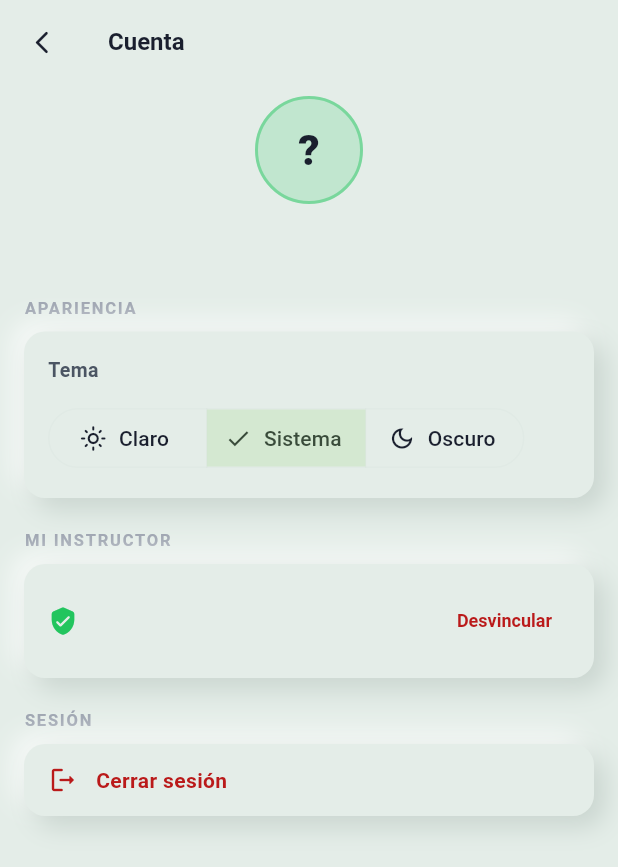
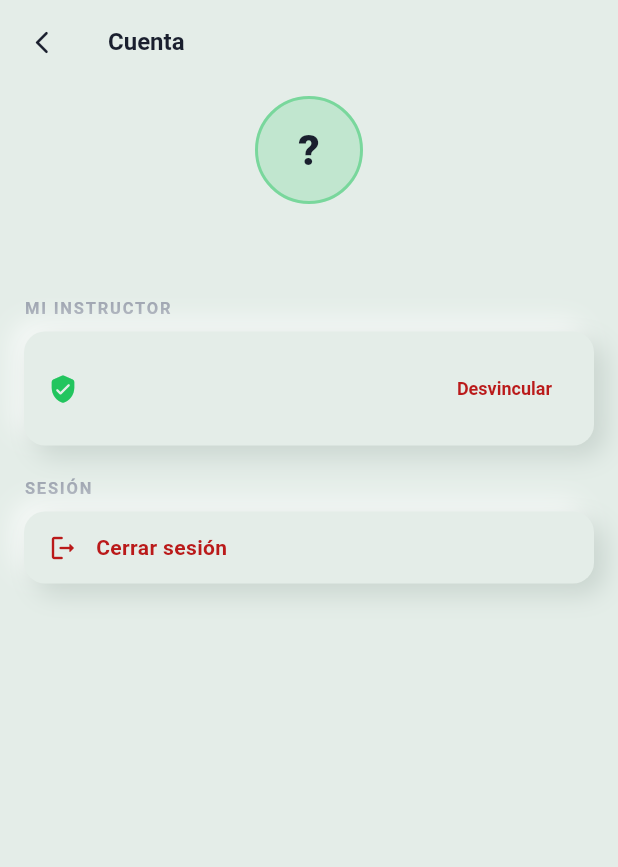
Before and after one commit to alanizaramayojosejohn-code/pr, a Flutter app: the AccountPage screen opened by its route, on a phone screen of 412 x 824 dp. Shown: the top 867 px of the screen. Run offline on Flutter 3.47's test engine with Material 3 defaults, Android fonts, the phone set to English and light mode, and no system bars; our stand-ins replace flutter_local_notifications, flutter_markdown_plus, flutter_riverpod, go_router, open_filex, package_info_plus and 3 more; missing offline and left inert: flutter_foreground_task; accounts and stored records are empty; network calls fail.

Commit message:
Feature: cambio de tema claro/oscuro desde el header
- Botón en el header de la app: un toque alterna claro/oscuro
- Mantener presionado abre las tres opciones (Claro / Sistema / Oscuro)
- Saca la sección "Apariencia" de Cuenta, que ahora vive en el header

Co-Authored-By: Claude Opus 5 <noreply@anthropic.com>
Claude-Session: https://claude.ai/code/session_01EXafYct3CfFJNPDbbD6GFM

```diff
--- a/mobile/lib/features/account/account_page.dart
+++ b/mobile/lib/features/account/account_page.dart
@@ -6,7 +6,6 @@ import '../../auth/auth_providers.dart';
 import '../../auth/profile.dart';
 import '../../supabase/client.dart';
 import '../../theme/app_theme.dart';
-import '../../theme/theme_notifier.dart';
 import '../links/link_requests_section.dart';
 import '../links/link_search_sheet.dart';
 import '../links/providers.dart';
@@ -17,7 +16,6 @@ class AccountPage extends ConsumerWidget {
   @override
   Widget build(BuildContext context, WidgetRef ref) {
     final session = ref.watch(currentSessionProvider);
-    final themeMode = ref.watch(themeModeProvider);
     final isInstructor = ref.watch(isInstructorProvider);
     final ac = AppColors.of(context);
 
@@ -82,57 +80,6 @@ class AccountPage extends ConsumerWidget {
               ),
             ),
             const SizedBox(height: 28),
-
-            // ── Apariencia ──────────────────────────────────────────────────
-            _SectionLabel('APARIENCIA'),
-            const SizedBox(height: 8),
-            GlassCard(
-              radius: 14,
-              padding: const EdgeInsets.all(16),
-              child: Column(
-                crossAxisAlignment: CrossAxisAlignment.start,
-                children: [
-                  Text(
-                    'Tema',
-                    style: TextStyle(
-                      fontSize: 13,
-                      fontWeight: FontWeight.w600,
-                      color: ac.textSecondary,
-                    ),
-                  ),
-                  const SizedBox(height: 12),
-                  SegmentedButton<ThemeMode>(
-                    style: SegmentedButton.styleFrom(
-                      minimumSize: const Size.fromHeight(40),
-                    ),
-                    segments: const [
-                      ButtonSegment(
-                        value: ThemeMode.light,
-                        icon: Icon(Icons.light_mode_outlined),
-                        label: Text('Claro'),
-                      ),
-                      ButtonSegment(
-                        value: ThemeMode.system,
-                        icon: Icon(Icons.brightness_auto_outlined),
-                        label: Text('Sistema'),
-                      ),
-                      ButtonSegment(
-                        value: ThemeMode.dark,
-                        icon: Icon(Icons.dark_mode_outlined),
-                        label: Text('Oscuro'),
-                      ),
-                    ],
-                    selected: {themeMode},
-                    onSelectionChanged: (set) {
-                      if (set.isNotEmpty) {
-                        ref.read(themeModeProvider.notifier).setMode(set.first);
-                      }
-                    },
-                  ),
-                ],
-              ),
-            ),
-            const SizedBox(height: 20),
 
             // ── Instructor ──────────────────────────────────────────────────
             if (isInstructor) ...[
```
Also changed, not shown: mobile/lib/shell/main_shell.dart (+119 -0 lines).
